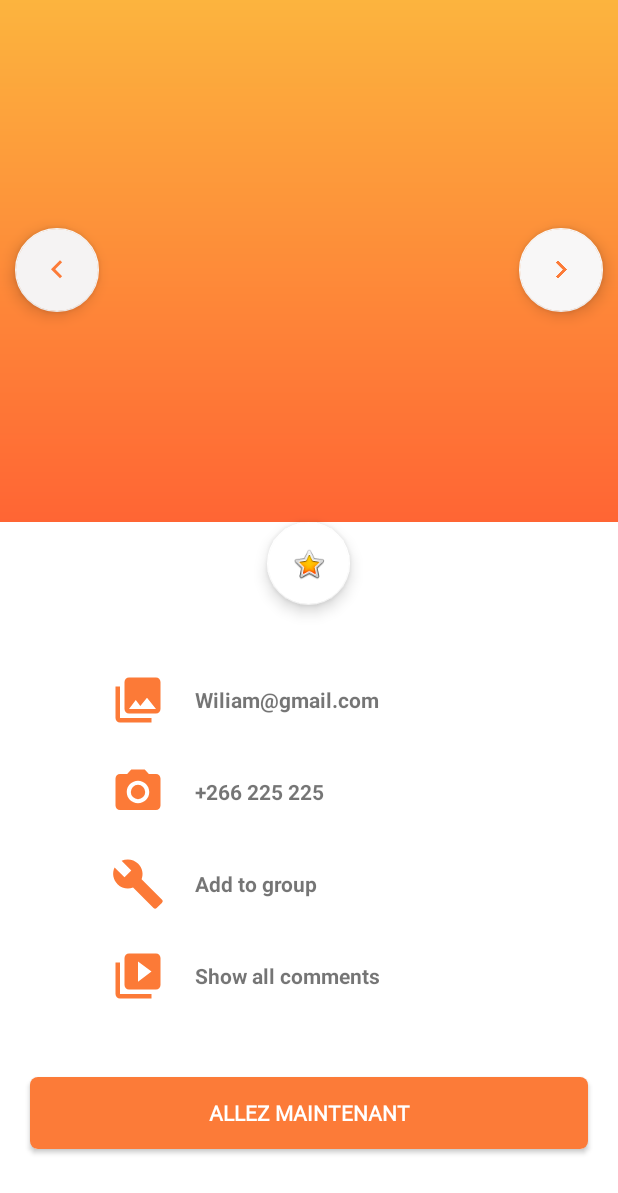
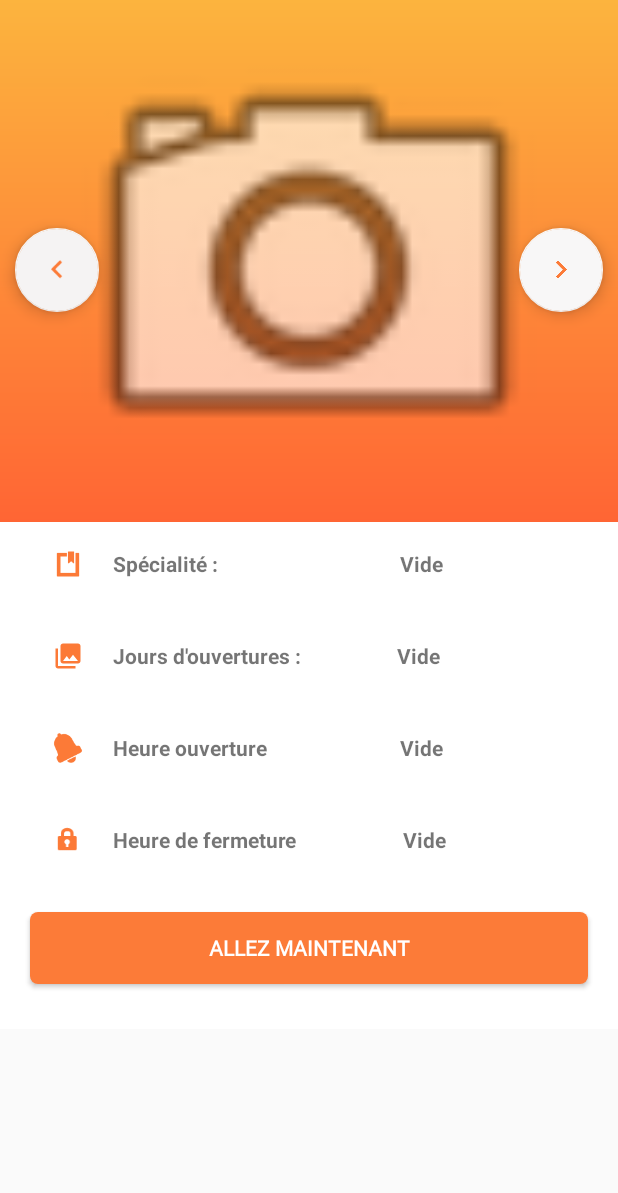
Before and after one commit to kyrigami98/ZaApp, an Android app: the layout lieu_profil.xml on its own in the app's theme, with its tools: preview values and no code run, on a phone screen of 412 x 824 dp. Shown: the top 1193 px of the screen. Run offline under Robolectric (Android 15) with nearby library versions, the phone set to English and light mode, and no system bars; Roboto replaces fonts that are not available here.

Commit message:
Version stable 1.1

```diff
--- a/app/build.gradle
+++ b/app/build.gradle
@@ -40,4 +40,5 @@ dependencies {
     androidTestImplementation 'androidx.test.espresso:espresso-core:3.2.0'
     implementation 'com.google.android.gms:play-services-maps:17.0.0'
     implementation 'com.google.firebase:firebase-database:16.0.6'
+    implementation 'com.firebaseui:firebase-ui-storage:4.3.2'
 }
--- a/app/src/main/res/layout/lieu_profil.xml
+++ b/app/src/main/res/layout/lieu_profil.xml
@@ -6,11 +6,14 @@
 
 
     <LinearLayout
+            android:id="@+id/bottom_sheet_layout"
             android:layout_width="match_parent"
                   android:layout_height="match_parent"
                   tools:context="com.demotxt.droidsrce.profileui.MainActivity"
                   android:background="@android:color/white"
-                  android:orientation="vertical">
+                  android:orientation="vertical"
+            app:layout_behavior="com.google.android.material.bottomsheet.BottomSheetBehavior">
+
         <RelativeLayout
                 android:layout_width="match_parent"
                 android:layout_height="348dp">
@@ -37,25 +40,21 @@
                     android:background="@drawable/background"
                     android:layout_width="match_parent"
                     android:layout_height="350dp"
-                    android:orientation="vertical">
+                    android:orientation="vertical" android:id="@+id/images">
 
+                <ImageView
+                        android:layout_width="match_parent"
+                        android:layout_height="match_parent" app:srcCompat="@android:drawable/ic_menu_camera"
+                        android:id="@+id/img"/>
             </LinearLayout>
 
         </RelativeLayout>
 
-        <com.google.android.material.floatingactionbutton.FloatingActionButton
-                android:layout_width="142dp"
-                android:layout_height="55dp"
-                android:layout_gravity="center"
-                android:clickable="true"
-                app:srcCompat="@android:drawable/btn_star_big_on" app:backgroundTint="#FFFFFF"/>
-
         <LinearLayout
-                android:layout_width="314dp"
-                android:layout_height="269dp"
+                android:layout_width="match_parent"
+                android:layout_height="match_parent"
                 android:orientation="vertical"
-                android:layout_gravity="center"
-                android:layout_marginTop="45dp">
+                android:layout_margin="10dp">
 
             <LinearLayout
                     android:orientation="horizontal"
@@ -63,16 +62,23 @@
                     android:layout_width="match_parent"
                     android:layout_height="wrap_content">
                 <ImageView
-                        android:layout_width="36dp"
+                        android:layout_width="20dp"
                         android:layout_height="36dp"
-                        android:src="@drawable/ic_menu_gallery" android:tint="#FC7A37"/>
+                        android:src="@android:drawable/ic_input_get" android:tint="#FC7A37"/>
                 <TextView
                         android:textStyle="bold"
                         android:layout_gravity="center_vertical"
                         android:layout_width="wrap_content"
                         android:layout_height="wrap_content"
                         android:paddingLeft="20dp"
-                        android:text="Wiliam@gmail.com"/>
+                        android:text="Spécialité :" android:layout_weight="1"/>
+                <TextView
+                        android:textStyle="bold"
+                        android:layout_gravity="center_vertical"
+                        android:layout_width="155dp"
+                        android:layout_height="wrap_content"
+                        android:paddingLeft="20dp"
+                        android:text="Vide" android:id="@+id/special"/>
             </LinearLayout>
             <LinearLayout
                     android:layout_marginTop="25dp"
@@ -81,17 +87,25 @@
                     android:layout_width="match_parent"
                     android:layout_height="wrap_content">
                 <ImageView
-                        android:layout_width="36dp"
+                        android:layout_width="20dp"
                         android:layout_height="36dp"
-                        android:src="@drawable/ic_menu_camera" android:tint="#FC7A37"/>
+                        android:src="@drawable/ic_menu_gallery" android:tint="#FC7A37"
+                        android:foregroundTint="#FF5722"/>
+                <TextView
+                        android:textStyle="bold"
+                        android:layout_gravity="center_vertical"
+                        android:layout_width="wrap_content"
+                        android:layout_height="wrap_content"
+                        android:paddingLeft="20dp"
+                        android:text="Jours d'ouvertures :" android:layout_weight="1"/>
                 <TextView
                         android:textStyle="bold"
 
                         android:layout_gravity="center_vertical"
-                        android:layout_width="wrap_content"
+                        android:layout_width="157dp"
                         android:layout_height="wrap_content"
                         android:paddingLeft="20dp"
-                        android:text="+266 225 225"/>
+                        android:text="Vide" android:id="@+id/ouvertureDay"/>
             </LinearLayout>
             <LinearLayout
                     android:layout_marginTop="25dp"
@@ -100,17 +114,24 @@
                     android:layout_width="match_parent"
                     android:layout_height="wrap_content">
                 <ImageView
-                        android:layout_width="36dp"
+                        android:layout_width="20dp"
                         android:layout_height="36dp"
-                        android:src="@drawable/ic_menu_manage" android:tint="#FC7A37"/>
+                        android:src="@android:drawable/ic_popup_reminder" android:tint="#FC7A37"/>
+                <TextView
+                        android:textStyle="bold"
+                        android:layout_gravity="center_vertical"
+                        android:layout_width="wrap_content"
+                        android:layout_height="wrap_content"
+                        android:paddingLeft="20dp"
+                        android:text="Heure ouverture" android:layout_weight="1"/>
                 <TextView
                         android:textStyle="bold"
 
                         android:layout_gravity="center_vertical"
-                        android:layout_width="wrap_content"
+                        android:layout_width="155dp"
                         android:layout_height="wrap_content"
                         android:paddingLeft="20dp"
-                        android:text="Add to group"/>
+                        android:text="Vide" android:id="@+id/ouverturehour"/>
             </LinearLayout>
             <LinearLayout
                     android:layout_marginTop="25dp"
@@ -119,9 +140,9 @@
                     android:layout_width="match_parent"
                     android:layout_height="wrap_content">
                 <ImageView
-                        android:layout_width="36dp"
+                        android:layout_width="20dp"
                         android:layout_height="36dp"
-                        android:src="@drawable/ic_menu_slideshow" android:tint="#FC7A37"/>
+                        android:src="@android:drawable/ic_lock_idle_lock" android:tint="#FC7A37"/>
                 <TextView
                         android:textStyle="bold"
 
@@ -129,7 +150,15 @@
                         android:layout_width="wrap_content"
                         android:layout_height="wrap_content"
                         android:paddingLeft="20dp"
-                        android:text="Show all comments"/>
+                        android:text="Heure de fermeture" android:id="@+id/textView4" android:layout_weight="1"/>
+                <TextView
+                        android:textStyle="bold"
+
+                        android:layout_gravity="center_vertical"
+                        android:layout_width="153dp"
+                        android:layout_height="wrap_content"
+                        android:paddingLeft="20dp"
+                        android:text="Vide" android:id="@+id/fermertureHour"/>
             </LinearLayout>
         </LinearLayout>
 
@@ -145,7 +174,7 @@
                 android:textColor="@android:color/white"
                 android:text="Allez maintenant" android:backgroundTint="#FC7B38"
                 android:textStyle="bold" android:layout_centerVertical="true"
-                android:layout_centerHorizontal="true"/>
+                android:layout_centerHorizontal="true" android:layout_marginTop="20dp"/>
 
     </LinearLayout>
 
```
Also changed, not shown: app/src/main/java/com/example/za_app/MainActivity.kt (+73 -24 lines).
